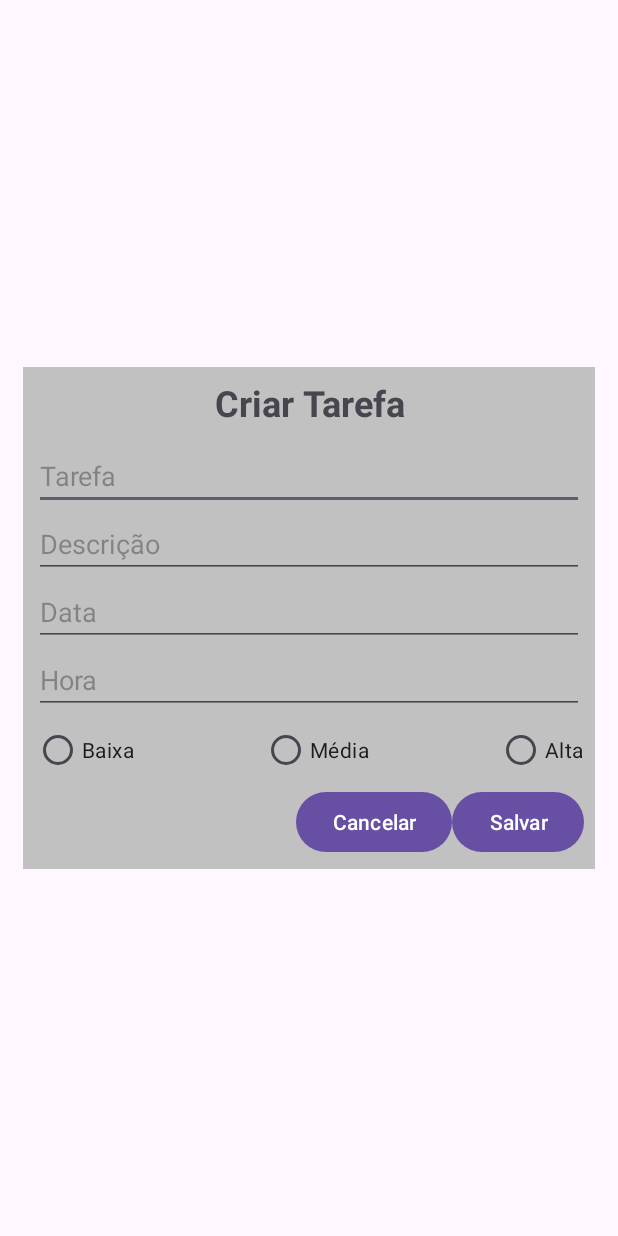
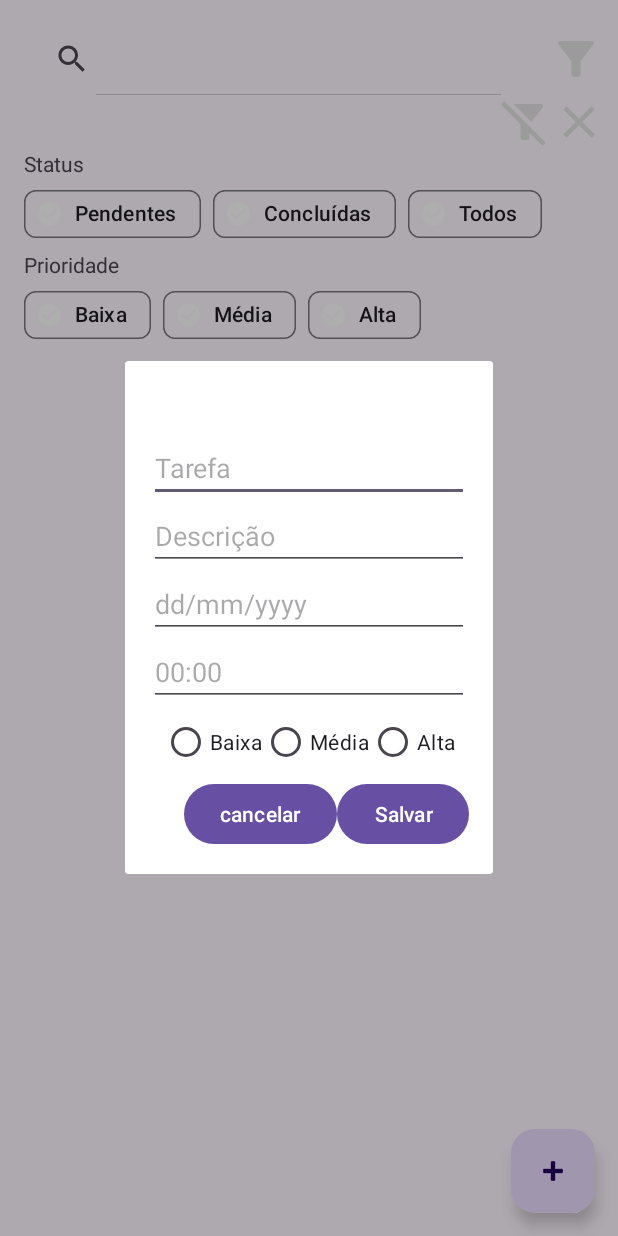
Before and after one commit to Gabriel-Dionisio/Task-Manager-App, an Android app: the screen it shows after launch (TaskFormActivity before the commit, MainActivity after it), after a tap on an icon or button, on a phone screen of 412 x 824 dp. Run offline under Robolectric (Android 15) with nearby library versions, the phone set to English and light mode, and no system bars; our stand-ins replace Room's generated code; 1 other tap on this screen came first.

Commit message:
implementa funcionalidade de edição de tarefas

```diff
--- /dev/null
+++ b/app/src/main/java/com/example/taskmaneger/listener/OnItemClickListener.kt
@@ -0,0 +1,8 @@
+package com.example.taskmaneger.listener
+
+import android.view.View
+
+interface OnItemClickListener {
+    fun onItemClick(view: View, position: Int)
+    fun onLongItemClick(view: View, position: Int)
+}
--- /dev/null
+++ b/app/src/main/java/com/example/taskmaneger/listener/RecyclerItemClickListener.kt
@@ -0,0 +1,41 @@
+import android.content.Context
+import android.view.GestureDetector
+import android.view.MotionEvent
+import androidx.recyclerview.widget.RecyclerView
+import com.example.taskmaneger.listener.OnItemClickListener
+
+class RecyclerItemClickListener(
+    context: Context,
+    recyclerView: RecyclerView,
+    private val mListener: OnItemClickListener?
+) : RecyclerView.OnItemTouchListener {
+
+    private val mGestureDetector: GestureDetector = GestureDetector(context, object : GestureDetector.SimpleOnGestureListener() {
+        override fun onSingleTapUp(e: MotionEvent): Boolean {
+            val child = recyclerView.findChildViewUnder(e.x, e.y)
+            child?.let {
+                mListener?.onItemClick(it, recyclerView.getChildAdapterPosition(it))
+            }
+            return false
+        }
+
+        override fun onLongPress(e: MotionEvent) {
+            val child = recyclerView.findChildViewUnder(e.x, e.y)
+            child?.let {
+                mListener?.onLongItemClick(it, recyclerView.getChildAdapterPosition(it))
+            }
+        }
+    })
+
+    override fun onInterceptTouchEvent(rv: RecyclerView, e: MotionEvent): Boolean {
+        val childView = rv.findChildViewUnder(e.x, e.y)
+        if (childView != null && mListener != null && mGestureDetector.onTouchEvent(e)) {
+            return true
+        }
+        return false
+    }
+
+    override fun onTouchEvent(rv: RecyclerView, e: MotionEvent) {}
+
+    override fun onRequestDisallowInterceptTouchEvent(disallowIntercept: Boolean) {}
+}
--- a/app/src/main/java/com/example/taskmaneger/model/TaskDAO.kt
+++ b/app/src/main/java/com/example/taskmaneger/model/TaskDAO.kt
@@ -3,6 +3,7 @@ package com.example.taskmaneger.model
 import androidx.room.Dao
 import androidx.room.Insert
 import androidx.room.Query
+import java.util.Date
 
 @Dao
 interface TaskDAO {
@@ -16,6 +17,9 @@ interface TaskDAO {
     @Query("UPDATE task SET done = :isDone WHERE id = :taskId")
     fun updateTaskDoneStatus(taskId: Int, isDone: Boolean)
 
+    @Query("UPDATE task SET task_name = :taskName, description = :description, date = :dateHour, priority_level = :priorityLevel, done = :done WHERE id = :id")
+    fun updateTask(id: Int, taskName: String, description: String, dateHour: Date, priorityLevel: Int, done: Boolean)
+
     @Query("SELECT * FROM task WHERE id = :taskId LIMIT 1")
     fun getTaskById(taskId: Int): Task
 }
--- a/app/src/main/res/layout/activity_main.xml
+++ b/app/src/main/res/layout/activity_main.xml
@@ -50,7 +50,7 @@
         app:layout_constraintTop_toBottomOf="@id/header"
         app:layout_constraintStart_toStartOf="parent"
         app:layout_constraintEnd_toEndOf="parent"
-        android:visibility="visible">
+        android:visibility="gone">
 
         <LinearLayout
             android:id="@+id/inner_filter_componet"
--- /dev/null
+++ b/app/src/main/res/layout/task_dialog.xml
@@ -0,0 +1,126 @@
+<?xml version="1.0" encoding="utf-8"?>
+<androidx.constraintlayout.widget.ConstraintLayout xmlns:android="http://schemas.android.com/apk/res/android"
+    xmlns:app="http://schemas.android.com/apk/res-auto"
+    xmlns:tools="http://schemas.android.com/tools"
+    android:layout_width="match_parent"
+    android:padding="16dp"
+    android:layout_height="wrap_content">
+
+    <TextView
+        android:id="@+id/text_title"
+        android:layout_width="wrap_content"
+        android:layout_height="wrap_content"
+        tools:text="Editar Tarefa"
+        android:textSize="24dp"
+        android:textStyle="bold"
+        app:layout_constraintEnd_toEndOf="parent"
+        app:layout_constraintStart_toStartOf="parent"
+        app:layout_constraintTop_toTopOf="parent" />
+
+    <EditText
+        android:id="@+id/edit_task_name"
+        android:layout_width="match_parent"
+        android:layout_height="wrap_content"
+        android:ems="10"
+        android:inputType="text"
+        android:hint="Tarefa"
+        app:layout_constraintTop_toBottomOf="@id/text_title"
+        app:layout_constraintStart_toStartOf="parent"
+        app:layout_constraintEnd_toEndOf="parent"/>
+
+    <EditText
+        android:id="@+id/edit_text_descripition"
+        android:layout_width="match_parent"
+        android:layout_height="wrap_content"
+        android:ems="10"
+        android:inputType="text"
+        android:hint="Descrição"
+        app:layout_constraintTop_toBottomOf="@id/edit_task_name"
+        app:layout_constraintStart_toStartOf="parent"
+        app:layout_constraintEnd_toEndOf="parent"/>
+
+    <EditText
+        android:id="@+id/edit_text_date"
+        android:layout_width="match_parent"
+        android:layout_height="wrap_content"
+        android:ems="10"
+        android:hint="dd/mm/yyyy"
+        android:inputType="date"
+        app:layout_constraintTop_toBottomOf="@id/edit_text_descripition"
+        app:layout_constraintStart_toStartOf="parent"
+        app:layout_constraintEnd_toEndOf="parent" />
+
+    <EditText
+        android:id="@+id/edit_text_time"
+        android:layout_width="match_parent"
+        android:layout_height="wrap_content"
+        android:ems="10"
+        android:hint="00:00"
+        android:inputType="time"
+        app:layout_constraintTop_toBottomOf="@id/edit_text_date"
+        app:layout_constraintStart_toStartOf="parent"
+        app:layout_constraintEnd_toEndOf="parent"/>
+
+
+
+    <RadioGroup
+        android:id="@+id/radio_group_dialog"
+        android:layout_width="match_parent"
+        android:layout_height="wrap_content"
+        app:layout_constraintTop_toBottomOf="@id/edit_text_time"
+        app:layout_constraintStart_toStartOf="parent"
+        app:layout_constraintEnd_toEndOf="parent"
+        android:gravity="center_horizontal"
+        android:orientation="horizontal">
+
+        <Space
+            android:layout_width="0dp"
+            android:layout_height="0dp"
+            android:layout_weight="1"/>
+
+        <RadioButton
+            android:id="@+id/radio_btn_low"
+            android:layout_width="wrap_content"
+            android:layout_height="wrap_content"
+            android:text="Baixa" />
+
+        <Space
+            android:layout_width="0dp"
+            android:layout_height="0dp"
+            android:layout_weight="1"/>
+        <RadioButton
+            android:id="@+id/radio_btn_medium"
+            android:layout_width="wrap_content"
+            android:layout_height="wrap_content"
+            android:text="Média" />
+        <Space
+            android:layout_width="0dp"
+            android:layout_height="0dp"
+            android:layout_weight="1"/>
+        <RadioButton
+            android:id="@+id/radio_btn_high"
+            android:layout_width="wrap_content"
+            android:layout_height="wrap_content"
+            android:text="Alta" />
+        <Space
+            android:layout_width="0dp"
+            android:layout_height="0dp"
+            android:layout_weight="1"/>
+    </RadioGroup>
+
+    <Button
+        android:id="@+id/cancel_button"
+        android:layout_width="wrap_content"
+        android:layout_height="wrap_content"
+        android:text="cancelar"
+        app:layout_constraintEnd_toStartOf="@+id/save_button"
+        app:layout_constraintTop_toBottomOf="@id/radio_group_dialog" />
+
+    <Button
+        android:id="@+id/save_button"
+        android:layout_width="wrap_content"
+        android:layout_height="wrap_content"
+        android:text="Salvar"
+        app:layout_constraintTop_toBottomOf="@id/radio_group_dialog"
+        app:layout_constraintEnd_toEndOf="parent"/>
+</androidx.constraintlayout.widget.ConstraintLayout>
```
Also changed, not shown: app/src/main/java/com/example/taskmaneger/MainActivity.kt (+138 -8 lines).
